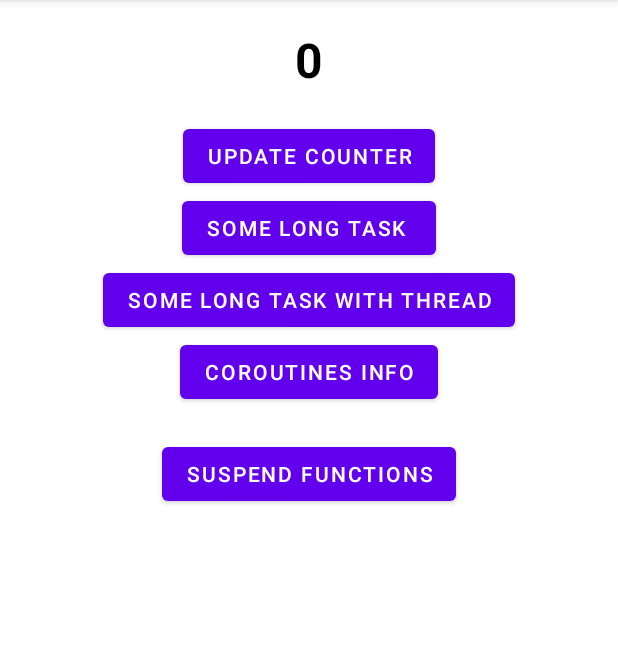
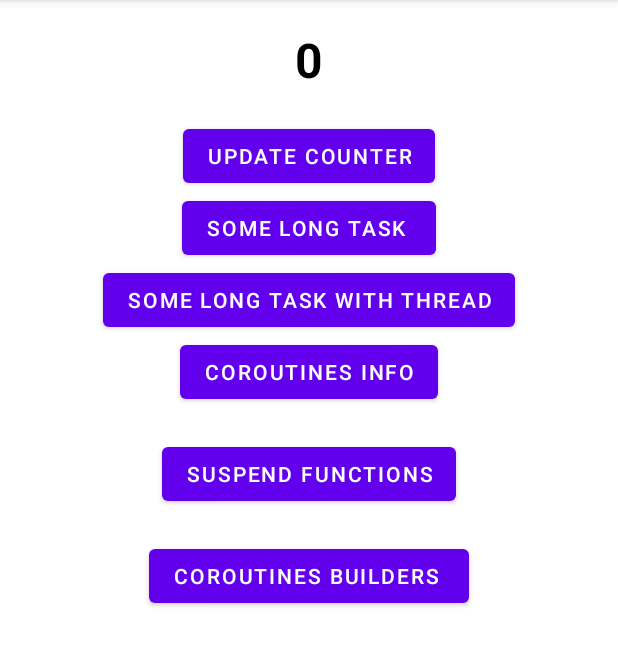
Before and after one commit to RiteshBakare/Templates-Android, an Android app: the CoroutinesActivity screen opened directly, with no data from a screen before it, on a phone screen of 412 x 824 dp, the part 84-750 px from its top. Run offline under Robolectric (Android 15) with nearby library versions, the light colour scheme and no system bars.

Commit message:
Coroutines Builders|| Launch and Async Functions

```diff
--- a/app/src/main/res/layout/activity_coroutines.xml
+++ b/app/src/main/res/layout/activity_coroutines.xml
@@ -51,9 +51,16 @@
         android:layout_width="wrap_content"
         android:layout_height="wrap_content"
         android:layout_gravity="center"
-        android:text="Suspend functions"
         android:layout_marginTop="20dp"
-        />
+        android:text="Suspend functions" />
+
+    <Button
+        android:id="@+id/btnCoroutinesBuilders"
+        android:layout_width="wrap_content"
+        android:layout_height="wrap_content"
+        android:layout_gravity="center"
+        android:layout_marginTop="20dp"
+        android:text="Coroutines Builders " />
 
 
 </LinearLayout>
```
Also changed, not shown: app/src/main/java/ritesh/bakare420/atgmail/com/demo/templates/CoroutinesActivity.kt (+35 -0 lines).
